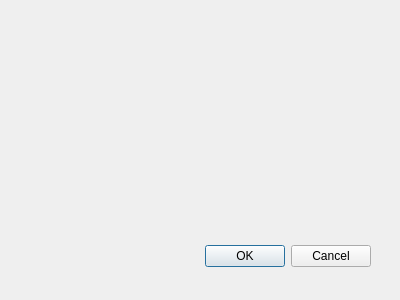
Qt form annLandslide_dialog_base.ui (aneesomar/ANNQgisPlugin) before a commit.
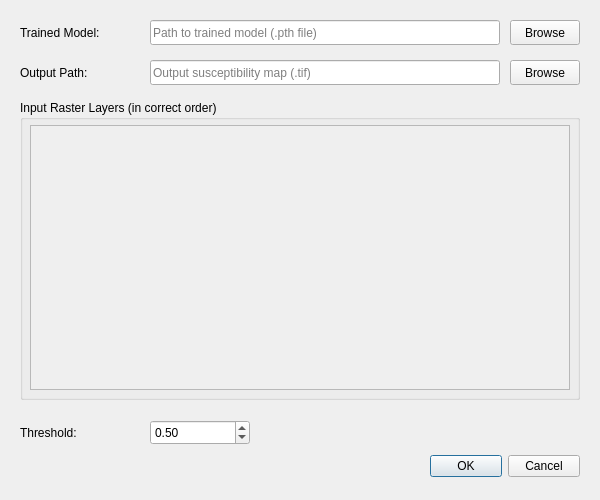
The same form after that commit.

The edit to the form file:
```diff
--- a/annLandslide_dialog_base.ui
+++ b/annLandslide_dialog_base.ui
@@ -5,19 +5,179 @@
    <rect>
     <x>0</x>
     <y>0</y>
-    <width>400</width>
-    <height>300</height>
+    <width>600</width>
+    <height>500</height>
    </rect>
   </property>
   <property name="windowTitle" >
    <string>ANN Landslide Susceptibility</string>
   </property>
+  
+  <widget class="QLabel" name="label_model">
+   <property name="geometry">
+    <rect>
+     <x>20</x>
+     <y>20</y>
+     <width>120</width>
+     <height>25</height>
+    </rect>
+   </property>
+   <property name="text">
+    <string>Trained Model:</string>
+   </property>
+  </widget>
+  
+  <widget class="QLineEdit" name="lineEdit_model">
+   <property name="geometry">
+    <rect>
+     <x>150</x>
+     <y>20</y>
+     <width>350</width>
+     <height>25</height>
+    </rect>
+   </property>
+   <property name="placeholderText">
+    <string>Path to trained model (.pth file)</string>
+   </property>
+  </widget>
+  
+  <widget class="QPushButton" name="pushButton_model">
+   <property name="geometry">
+    <rect>
+     <x>510</x>
+     <y>20</y>
+     <width>70</width>
+     <height>25</height>
+    </rect>
+   </property>
+   <property name="text">
+    <string>Browse</string>
+   </property>
+  </widget>
+
+  <widget class="QLabel" name="label_output">
+   <property name="geometry">
+    <rect>
+     <x>20</x>
+     <y>60</y>
+     <width>120</width>
+     <height>25</height>
+    </rect>
+   </property>
+   <property name="text">
+    <string>Output Path:</string>
+   </property>
+  </widget>
+  
+  <widget class="QLineEdit" name="lineEdit_output">
+   <property name="geometry">
+    <rect>
+     <x>150</x>
+     <y>60</y>
+     <width>350</width>
+     <height>25</height>
+    </rect>
+   </property>
+   <property name="placeholderText">
+    <string>Output susceptibility map (.tif)</string>
+   </property>
+  </widget>
+  
+  <widget class="QPushButton" name="pushButton_output">
+   <property name="geometry">
+    <rect>
+     <x>510</x>
+     <y>60</y>
+     <width>70</width>
+     <height>25</height>
+    </rect>
+   </property>
+   <property name="text">
+    <string>Browse</string>
+   </property>
+  </widget>
+  
+  <widget class="QGroupBox" name="groupBox_rasters">
+   <property name="geometry">
+    <rect>
+     <x>20</x>
+     <y>100</y>
+     <width>560</width>
+     <height>300</height>
+    </rect>
+   </property>
+   <property name="title">
+    <string>Input Raster Layers (in correct order)</string>
+   </property>
+   
+   <widget class="QScrollArea" name="scrollArea">
+    <property name="geometry">
+     <rect>
+      <x>10</x>
+      <y>25</y>
+      <width>540</width>
+      <height>265</height>
+     </rect>
+    </property>
+    <property name="widgetResizable">
+     <bool>true</bool>
+    </property>
+    <widget class="QWidget" name="scrollAreaWidgetContents">
+     <property name="geometry">
+      <rect>
+       <x>0</x>
+       <y>0</y>
+       <width>538</width>
+       <height>263</height>
+      </rect>
+     </property>
+    </widget>
+   </widget>
+  </widget>
+
+  <widget class="QLabel" name="label_threshold">
+   <property name="geometry">
+    <rect>
+     <x>20</x>
+     <y>420</y>
+     <width>120</width>
+     <height>25</height>
+    </rect>
+   </property>
+   <property name="text">
+    <string>Threshold:</string>
+   </property>
+  </widget>
+  
+  <widget class="QDoubleSpinBox" name="doubleSpinBox_threshold">
+   <property name="geometry">
+    <rect>
+     <x>150</x>
+     <y>420</y>
+     <width>100</width>
+     <height>25</height>
+    </rect>
+   </property>
+   <property name="minimum">
+    <double>0.000000000000000</double>
+   </property>
+   <property name="maximum">
+    <double>1.000000000000000</double>
+   </property>
+   <property name="singleStep">
+    <double>0.010000000000000</double>
+   </property>
+   <property name="value">
+    <double>0.500000000000000</double>
+   </property>
+  </widget>
+  
   <widget class="QDialogButtonBox" name="button_box" >
    <property name="geometry" >
     <rect>
-     <x>30</x>
-     <y>240</y>
-     <width>341</width>
+     <x>430</x>
+     <y>450</y>
+     <width>150</width>
      <height>32</height>
     </rect>
    </property>
```
